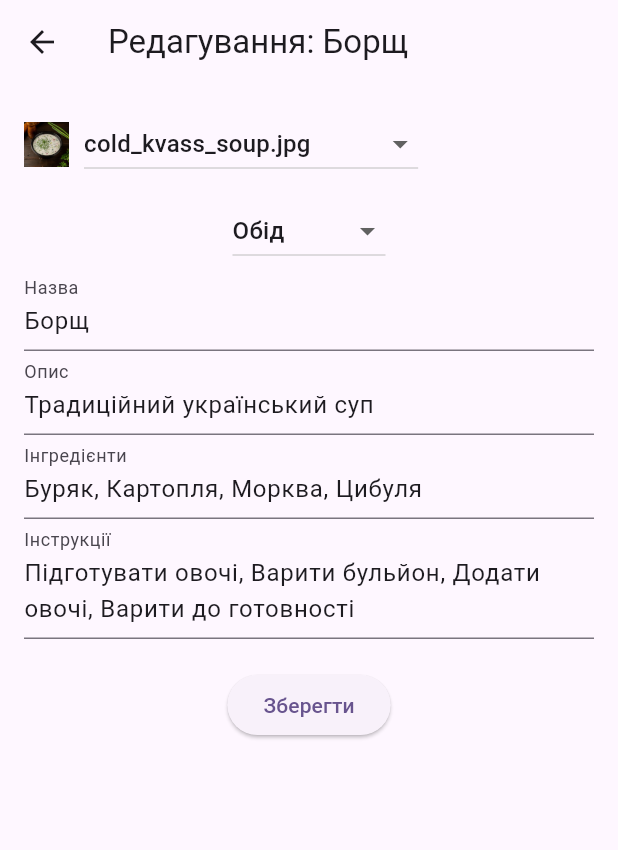
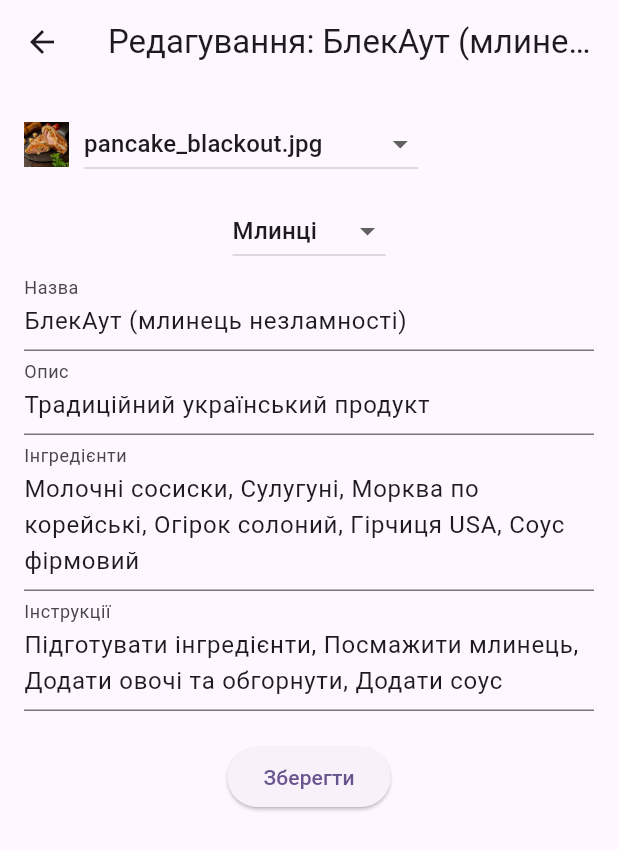
Before and after one commit to Spartakm67/flutter_home_work9, a Flutter app: the screen it shows after launch, after a tap on the "edit" icon, on a phone screen of 412 x 824 dp. Shown: the top 850 px of the screen. Run offline on Flutter 3.47's test engine with Material 3 defaults, Android fonts, the phone set to English and light mode, and no system bars.

Commit message:
Repository updated

```diff
--- a/lib/repository/image_repository.dart
+++ b/lib/repository/image_repository.dart
@@ -10,7 +10,7 @@ class ImageRepository {
     'assets/images/poppy_pancake.jpg',
     'assets/images/chicken_salad.jpg',
     'assets/images/cold_kvass_soup.jpg',
-  ];
+    ];
   static List<String> getAllImages() {
     return images;
   }
--- a/lib/repository/recipe_repository.dart
+++ b/lib/repository/recipe_repository.dart
@@ -4,23 +4,49 @@ import 'package:flutter_home_work9/models/recipe.dart';
 class RecipeRepository {
   static final List<Recipe> recipes = [
     Recipe(
-      image: AssetImage('assets/images/cold_kvass_soup.jpg'),
-      title: 'Борщ',
-      description: 'Традиційний український суп',
-      ingredients: ['Буряк', 'Картопля', 'Морква', 'Цибуля'],
+      image: AssetImage('assets/images/pancake_blackout.jpg'),
+      title: 'БлекАут (млинець незламності)',
+      description: 'Традиційний український продукт',
+      ingredients: [
+        'Молочні сосиски',
+        'Сулугуні',
+        'Морква по корейські',
+        'Огірок солоний',
+        'Гірчиця USA',
+        'Соус фірмовий',
+      ],
       instructions: [
-        'Підготувати овочі',
-        'Варити бульйон',
-        'Додати овочі',
-        'Варити до готовності'
+        'Підготувати інгредієнти',
+        'Посмажити млинець',
+        'Додати овочі та обгорнути',
+        'Додати соус',
+      ],
+      category: 'Млинці',
+    ),
+    Recipe(
+      image: AssetImage('assets/images/pancake_julien.jpg'),
+      title: 'Жульєн (смакота!!!)',
+      description: 'Сучасний український продукт',
+      ingredients: ['Курячий фарш', 'Гриби', 'Сулугуні', 'Соус фірмовий'],
+      instructions: [
+        'Підготувати інгредієнти',
+        'Посмажити млинець',
+        'Додати овочі та обгорнути',
+        'Додати соус',
       ],
       category: 'Обід',
     ),
     Recipe(
-      image: AssetImage('assets/images/cold_kvass_soup.jpg'),
       title: 'Борщ',
-      description: 'Традиційний український суп',
-      ingredients: ['Буряк', 'Картопля', 'Морква', 'Цибуля'],
+      description: 'Традиційна українська перша страва',
+      ingredients: [
+        'Буряк',
+        'Картопля',
+        'Морква',
+        'Цибуля',
+        'Свинина',
+        'Свинина',
+      ],
       instructions: [
         'Підготувати овочі',
         'Варити бульйон',
@@ -36,7 +62,7 @@ class RecipeRepository {
       instructions: [
         'Підготувати інгредієнти',
         'Змішати все в мисці',
-        'Заправити соусом'
+        'Заправити соусом',
       ],
       category: 'Салати',
     ),
@@ -45,6 +71,64 @@ class RecipeRepository {
       description: 'Легкий та смачний сніданок',
       ingredients: ['Яйця', 'Молоко', 'Сіль', 'Перець'],
       instructions: ['Збити яйця', 'Додати молоко', 'Посолити', 'Посмажити'],
+      category: 'Сніданок',
+    ),
+    Recipe(
+      image: AssetImage('assets/images/cold_kvass_soup.jpg'),
+      title: 'Окрошка',
+      description: 'Холодний суп',
+      ingredients: [
+        'Картопля',
+        'Морква',
+        'Цибуля',
+        'Сосиски',
+        'Молоко',
+      ],
+      instructions: [
+        'Підготувати інгредієнти',
+        'Підготувати овочі',
+        'Розмішати',
+        'Охолодити',
+      ],
+      category: 'Обід',
+    ),
+    Recipe(
+      image: AssetImage('assets/images/chicken_salad.jpg'),
+      title: 'Салат з куркою',
+      description: 'Смачний український продукт',
+      ingredients: [
+        'Кукурудза',
+        'Помідори',
+        'Салат Айсберг',
+        'Яйце смажене',
+        'Курка смажена',
+        'Соус фірмовий',
+      ],
+      instructions: [
+        'Підготувати інгредієнти',
+        'Змішати все в мисці',
+        'Заправити соусом',
+      ],
+      category: 'Салати',
+    ),
+    Recipe(
+      image: AssetImage('assets/images/poppy_pancake.jpg'),
+      title: 'Млинець маковий',
+      description: 'Традиційний український продукт',
+      ingredients: [
+        'Мак',
+        'Молоко',
+        'Борошно',
+        'Цукор',
+        'Сіль',
+        'Соус фірмовий',
+      ],
+      instructions: [
+        'Підготувати інгредієнти',
+        'Посмажити млинець',
+        'Додати мак та обгорнути',
+        'Додати соус',
+      ],
       category: 'Сніданок',
     ),
   ];
--- a/lib/widgets/recipe_item.dart
+++ b/lib/widgets/recipe_item.dart
@@ -37,13 +37,13 @@ class RecipeCard extends StatelessWidget {
                   borderRadius: BorderRadius.circular(4),
                   child: Image(
                     image: recipe.image,
-                    width: 60,
-                    height: 60,
+                    width: 65,
+                    height: 75,
                     fit: BoxFit.cover,
                   ),
                 ),
               ),
-              const SizedBox(width: 16),
+              const SizedBox(width: 12),
               Expanded(
                 child: Column(
                   crossAxisAlignment: CrossAxisAlignment.start,
```
